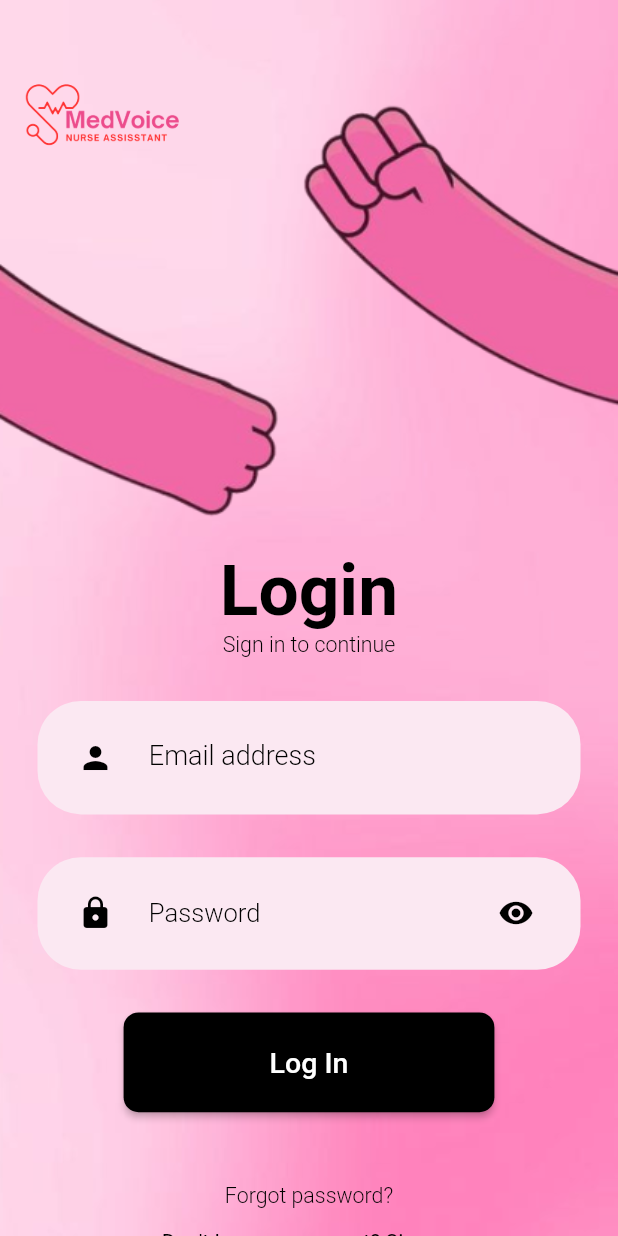
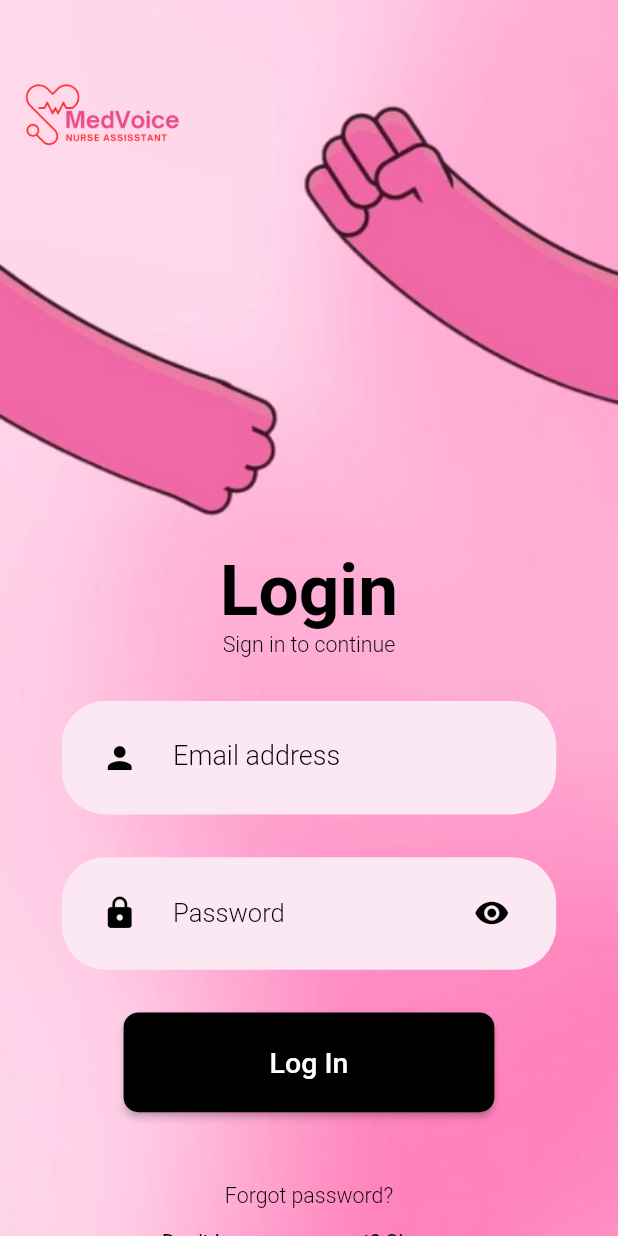
Before and after one commit to MedVoice-RMIT-CapStone-2024/MedVoice, a Flutter app: the screen it shows after launch, on a phone screen of 412 x 824 dp. Run offline on Flutter 3.47's test engine with Material 2 defaults, Android fonts, the phone set to English and light mode, and no system bars; drawn by our look-alikes of modal_progress_hud_nsn; our stand-ins replace flutter_clean_architecture, hexcolor, package_info_plus, shared_preferences; Roboto replaces fonts that are missing (Poppins).

```diff
--- a/lib/app/pages/onboarding/components/background_set.dart
+++ b/lib/app/pages/onboarding/components/background_set.dart
@@ -20,6 +20,7 @@ class BackgroundSetUp extends StatelessWidget {
           alignment: Alignment.topCenter,
         ),
       ),
+      width: double.infinity,
       child: child,
     ));
   }
--- a/lib/app/pages/onboarding/components/text_field_container.dart
+++ b/lib/app/pages/onboarding/components/text_field_container.dart
@@ -18,7 +18,7 @@ class TextFieldContainer extends StatelessWidget {
       margin: EdgeInsets.symmetric(vertical: toSize(10)),
       padding:
           EdgeInsets.symmetric(horizontal: toSize(20), vertical: toSize(8)),
-      width: size.width * 0.9,
+      width: size.width * 0.8,
       decoration: BoxDecoration(
         color: HexColor("#FBE8F2"),
         borderRadius: BorderRadius.circular(29),
```
